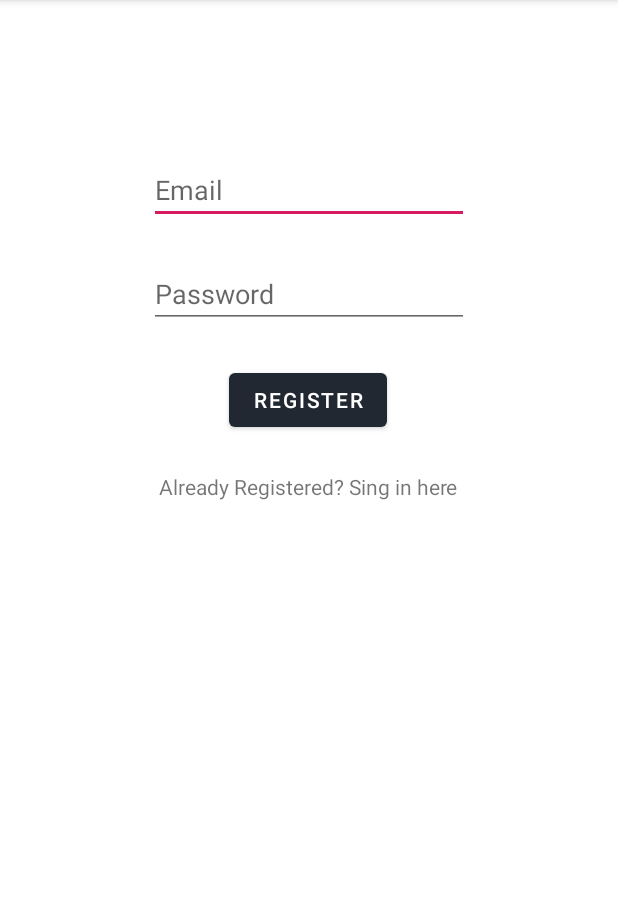
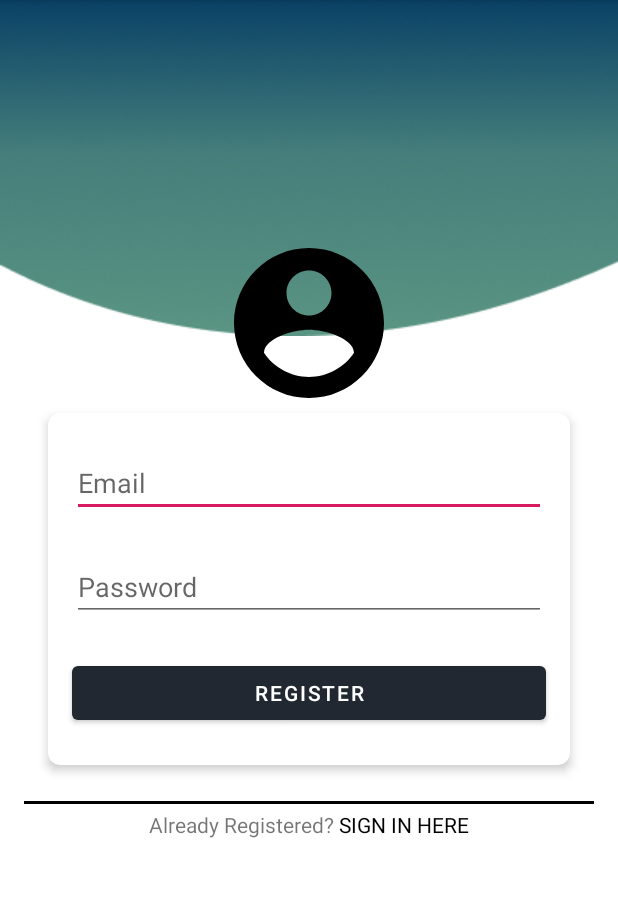
Before and after one commit to narwalabhi/PostApp, an Android app: the MainActivity screen opened directly, with no data from a screen before it, on a phone screen of 412 x 824 dp, the part 84-981 px from its top. Run offline under Robolectric (Android 15) with nearby library versions, the phone set to English and light mode, and no system bars; our stand-ins replace Firebase (no records; nobody signed in at launch, a user with empty details on screens opened directly).

Commit message:
sign up & sign in changes

```diff
--- a/app/src/main/res/drawable/ic_account_circle_black_24dp.xml
+++ b/app/src/main/res/drawable/ic_account_circle_black_24dp.xml
@@ -1,5 +1,10 @@
-<vector android:height="24dp" android:tint="#000000"
-    android:viewportHeight="24.0" android:viewportWidth="24.0"
-    android:width="24dp" xmlns:android="http://schemas.android.com/apk/res/android">
-    <path android:fillColor="#FF000000" android:pathData="M12,2C6.48,2 2,6.48 2,12s4.48,10 10,10 10,-4.48 10,-10S17.52,2 12,2zM12,5c1.66,0 3,1.34 3,3s-1.34,3 -3,3 -3,-1.34 -3,-3 1.34,-3 3,-3zM12,19.2c-2.5,0 -4.71,-1.28 -6,-3.22 0.03,-1.99 4,-3.08 6,-3.08 1.99,0 5.97,1.09 6,3.08 -1.29,1.94 -3.5,3.22 -6,3.22z"/>
+<vector xmlns:android="http://schemas.android.com/apk/res/android"
+    android:width="24dp"
+    android:height="24dp"
+    android:tint="#000000"
+    android:viewportWidth="24.0"
+    android:viewportHeight="24.0">
+    <path
+        android:fillColor="#FF000000"
+        android:pathData="M12,2C6.48,2 2,6.48 2,12s4.48,10 10,10 10,-4.48 10,-10S17.52,2 12,2zM12,5c1.66,0 3,1.34 3,3s-1.34,3 -3,3 -3,-1.34 -3,-3 1.34,-3 3,-3zM12,19.2c-2.5,0 -4.71,-1.28 -6,-3.22 0.03,-1.99 4,-3.08 6,-3.08 1.99,0 5.97,1.09 6,3.08 -1.29,1.94 -3.5,3.22 -6,3.22z" />
 </vector>
--- a/app/src/main/res/layout/activity_main.xml
+++ b/app/src/main/res/layout/activity_main.xml
@@ -1,5 +1,5 @@
 <?xml version="1.0" encoding="utf-8"?>
-<androidx.constraintlayout.widget.ConstraintLayout xmlns:android="http://schemas.android.com/apk/res/android"
+<FrameLayout xmlns:android="http://schemas.android.com/apk/res/android"
     xmlns:app="http://schemas.android.com/apk/res-auto"
     xmlns:tools="http://schemas.android.com/tools"
     android:layout_width="match_parent"
@@ -7,11 +7,58 @@
     tools:context=".MainActivity">
 
 
+    <ImageView
+        android:id="@+id/imageView2"
+        android:layout_width="match_parent"
+        android:layout_height="wrap_content"
+        android:scaleType="fitXY"
+        app:layout_constraintEnd_toEndOf="parent"
+        app:layout_constraintStart_toStartOf="parent"
+        app:layout_constraintTop_toTopOf="parent"
+        app:srcCompat="@drawable/background_vector" />
+
+    <androidx.constraintlayout.widget.ConstraintLayout
+        android:layout_width="match_parent"
+        android:layout_height="match_parent">
+
+        <ImageView
+            android:id="@+id/imageView3"
+            android:layout_width="120dp"
+            android:layout_height="120dp"
+            android:layout_gravity="top|center_horizontal"
+            android:src="@drawable/ic_account_circle_black_24dp"
+            app:layout_constraintBottom_toBottomOf="parent"
+            app:layout_constraintEnd_toEndOf="parent"
+            app:layout_constraintStart_toStartOf="parent"
+            app:layout_constraintTop_toTopOf="parent"
+            app:layout_constraintVertical_bias="0.24" />
+
+        <androidx.cardview.widget.CardView
+            android:id="@+id/cardView4"
+            android:layout_width="match_parent"
+            android:layout_height="wrap_content"
+            android:layout_marginStart="32dp"
+            android:layout_marginEnd="32dp"
+            app:cardCornerRadius="8dp"
+            app:cardElevation="4dp"
+            app:layout_constraintBottom_toBottomOf="parent"
+            app:layout_constraintEnd_toEndOf="parent"
+            app:layout_constraintStart_toStartOf="parent"
+            app:layout_constraintTop_toBottomOf="@+id/imageView3"
+            app:layout_constraintVertical_bias="0.0">
+
+            <androidx.constraintlayout.widget.ConstraintLayout
+                android:layout_width="match_parent"
+                android:layout_height="match_parent"
+                android:background="@android:color/transparent">
+
                 <EditText
                     android:id="@+id/etEmail"
-        android:layout_width="wrap_content"
+                    android:layout_width="0dp"
                     android:layout_height="wrap_content"
-        android:layout_marginTop="104dp"
+                    android:layout_marginStart="16dp"
+                    android:layout_marginTop="24dp"
+                    android:layout_marginEnd="16dp"
                     android:ems="10"
                     android:hint="@string/email"
                     android:inputType="textEmailAddress"
@@ -21,34 +68,53 @@
 
                 <EditText
                     android:id="@+id/etPassword"
-        android:layout_width="wrap_content"
+                    android:layout_width="0dp"
                     android:layout_height="wrap_content"
                     android:layout_marginTop="24dp"
                     android:ems="10"
                     android:hint="@string/password"
                     android:inputType="textPassword"
                     app:layout_constraintEnd_toEndOf="@+id/etEmail"
+                    app:layout_constraintStart_toStartOf="@+id/etEmail"
                     app:layout_constraintTop_toBottomOf="@+id/etEmail" />
 
                 <Button
                     android:id="@+id/btnRegister"
-        android:layout_width="wrap_content"
+                    android:layout_width="0dp"
                     android:layout_height="wrap_content"
                     android:layout_marginTop="24dp"
+                    android:layout_marginBottom="24dp"
                     android:text="@string/register"
+                    app:layout_constraintBottom_toBottomOf="parent"
                     app:layout_constraintEnd_toEndOf="@+id/etPassword"
                     app:layout_constraintHorizontal_bias="0.496"
                     app:layout_constraintStart_toStartOf="@+id/etPassword"
                     app:layout_constraintTop_toBottomOf="@+id/etPassword" />
 
+            </androidx.constraintlayout.widget.ConstraintLayout>
+        </androidx.cardview.widget.CardView>
+
+        <View
+            android:id="@+id/view"
+            android:layout_width="match_parent"
+            android:layout_height="2dp"
+            android:layout_marginStart="16dp"
+            android:layout_marginTop="24dp"
+            android:layout_marginEnd="16dp"
+            android:background="#000000"
+            app:layout_constraintEnd_toEndOf="parent"
+            app:layout_constraintStart_toStartOf="parent"
+            app:layout_constraintTop_toBottomOf="@+id/cardView4" />
+
         <TextView
             android:id="@+id/tvSignin"
             android:layout_width="wrap_content"
             android:layout_height="wrap_content"
-        android:layout_marginTop="24dp"
+            android:layout_marginTop="4dp"
             android:text="@string/already_registered_sing_in_here"
-        app:layout_constraintEnd_toEndOf="@+id/etPassword"
-        app:layout_constraintHorizontal_bias="0.498"
-        app:layout_constraintStart_toStartOf="@+id/etPassword"
-        app:layout_constraintTop_toBottomOf="@+id/btnRegister" />
+            app:layout_constraintEnd_toEndOf="@+id/view"
+            app:layout_constraintStart_toStartOf="@+id/view"
+            app:layout_constraintTop_toBottomOf="@+id/view" />
     </androidx.constraintlayout.widget.ConstraintLayout>
+
+</FrameLayout>
--- a/app/src/main/res/values/strings.xml
+++ b/app/src/main/res/values/strings.xml
@@ -1,6 +1,6 @@
 <resources>
     <string name="app_name">My Application</string>
-    <string name="already_registered_sing_in_here">Already Registered? Sing in here</string>
+    <string name="already_registered_sing_in_here">Already Registered? <font fontStyle="bold" color="#000000" size="14">SIGN IN HERE</font></string>
     <string name="register">Register</string>
     <string name="password">Password</string>
     <string name="sign_in">SIGN In</string>
@@ -128,4 +128,5 @@
         "when a user tries to pick up one of cards.\n\n"
     </string>
     <string name="logout">Logout</string>
+    <string name="register_here">Don\'t have an account? <font fontStyle="bold" color="#000000" size="14">REGISTER HERE</font></string>
 </resources>
--- a/app/src/main/res/values/styles.xml
+++ b/app/src/main/res/values/styles.xml
@@ -24,4 +24,10 @@
         <item name="android:textColorHint">#ffffff</item>
     </style>
 
+    <style name="LoginButton" parent="Theme.AppCompat">
+        <item name="android:background">@drawable/get_in_bg</item>
+        <item name="cornerSize">8dp</item>
+        <item name="cornerFamily">rounded</item>
+    </style>
+
 </resources>
```
Also changed, not shown: app/src/main/java/com/example/myapplication/SignInActivity.java (+7 -20 lines), app/src/main/res/layout/activity_sign_in.xml (+54 -25 lines), app/src/main/res/drawable-v24/get_in_bg.png (added). Lines whose indentation alone changed are shown as unchanged.
